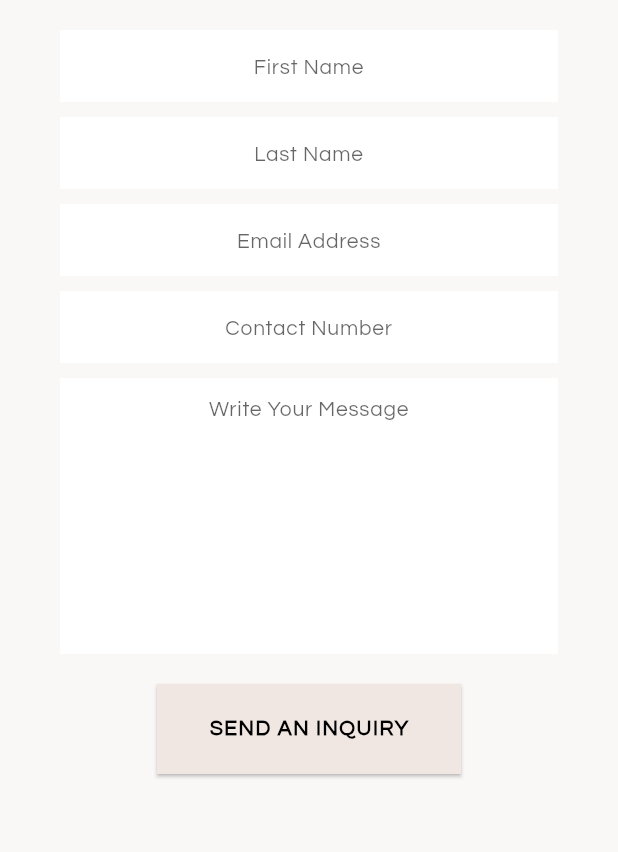
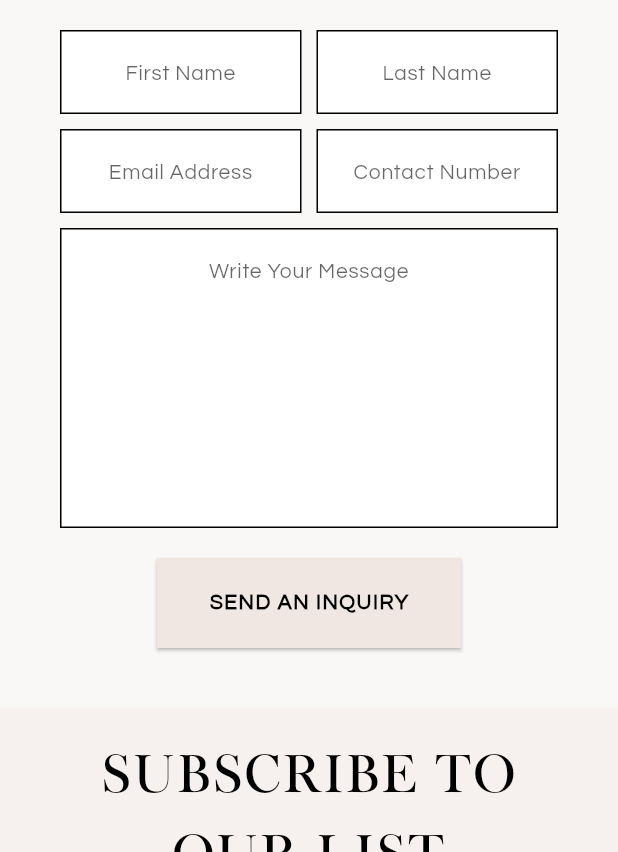
Before and after one commit to Makeup-Star-Studio/frontend, a Flutter app: the ContactPage screen opened by its route, scrolled down 1152 dp, on a phone screen of 412 x 824 dp, the part 384-1236 px from its top. Run offline on Flutter 3.47's test engine with Material 3 defaults, Android fonts, the phone set to English and light mode, and no system bars.

Commit message:
added contact front-end

```diff
--- a/lib/core/common/input_field.dart
+++ b/lib/core/common/input_field.dart
@@ -7,6 +7,8 @@
   final TextInputType keyboardType;
   final TextAlign textAlign;
   final int maxLines;
+  final InputBorder border;
+  final InputBorder focusBorder;
   final FormFieldValidator<String>? validator; // Make the validator optional
 
   const TextFormInputField({
@@ -16,6 +18,8 @@
     this.textAlign = TextAlign.center,
     this.keyboardType = TextInputType.text,
     this.maxLines = 1,
+    this.border = InputBorder.none,
+    this.focusBorder = InputBorder.none,
     this.validator, // Provide a default value of null
   });
 
@@ -36,7 +40,9 @@
             color: AppColorConstant.black.withOpacity(0.6),
             fontSize: 14.0,
           ),
-          border: InputBorder.none,
+          border: border,
+          focusedBorder: focusBorder,
+          focusColor: AppColorConstant.black,
         ),
         validator: validator, // Apply the validator conditionally
       ),
--- a/lib/features/contact/components/contact_us.dart
+++ b/lib/features/contact/components/contact_us.dart
@@ -29,8 +29,7 @@
     final screenSize = MediaQuery.of(context).size;
     return Container(
       width: double.infinity,
-      padding: EdgeInsets.only(
-          top: 20.0, bottom: 20.0),
+      padding: const EdgeInsets.only(top: 20.0, bottom: 20.0),
       child: Stack(
         children: [
           Column(
@@ -100,7 +99,11 @@
                   key: _contactFormKey,
                   child: Column(
                     children: [
-                      TextFormInputField(
+                      Row(
+                        mainAxisAlignment: MainAxisAlignment.spaceBetween,
+                        children: [
+                          Expanded(
+                            child: TextFormInputField(
                               controller: _firstNameController,
                               hintText: 'First Name',
                               validator: (value) {
@@ -109,14 +112,47 @@
                                 }
                                 return null;
                               },
+                              border: OutlineInputBorder(
+                                borderRadius: BorderRadius.circular(0.0),
+                                borderSide: const BorderSide(
+                                  width: 1.0,
                                 ),
-                      const SizedBox(height: 10.0),
-                      TextFormInputField(
+                              ),
+                              focusBorder: OutlineInputBorder(
+                                borderRadius: BorderRadius.circular(0.0),
+                                borderSide: const BorderSide(
+                                  width: 1.0,
+                                ),
+                              ),
+                            ),
+                          ),
+                          const SizedBox(width: 10.0),
+                          Expanded(
+                            child: TextFormInputField(
                               controller: _lastNameController,
                               hintText: 'Last Name',
+                              border: OutlineInputBorder(
+                                borderRadius: BorderRadius.circular(0.0),
+                                borderSide: const BorderSide(
+                                  width: 1.0,
                                 ),
+                              ),
+                              focusBorder: OutlineInputBorder(
+                                borderRadius: BorderRadius.circular(0.0),
+                                borderSide: const BorderSide(
+                                  width: 1.0,
+                                ),
+                              ),
+                            ),
+                          ),
+                        ],
+                      ),
+                      // const SizedBox(height: 10.0),
                       const SizedBox(height: 10.0),
-                      TextFormInputField(
+                      Row(
+                        children: [
+                          Expanded(
+                            child: TextFormInputField(
                               controller: _emailController,
                               hintText: 'Email Address',
                               validator: (value) {
@@ -126,13 +162,43 @@
                                 return null;
                               },
                               keyboardType: TextInputType.emailAddress,
+                              border: OutlineInputBorder(
+                                borderRadius: BorderRadius.circular(0.0),
+                                borderSide: const BorderSide(
+                                  width: 1.0,
                                 ),
-                      const SizedBox(height: 10.0),
-                      TextFormInputField(
+                              ),
+                              focusBorder: OutlineInputBorder(
+                                borderRadius: BorderRadius.circular(0.0),
+                                borderSide: const BorderSide(
+                                  width: 1.0,
+                                ),
+                              ),
+                            ),
+                          ),
+                          const SizedBox(width: 10.0),
+                          Expanded(
+                            child: TextFormInputField(
                               controller: _phoneController,
                               hintText: 'Contact Number',
                               keyboardType: TextInputType.phone,
+                              border: OutlineInputBorder(
+                                borderRadius: BorderRadius.circular(0.0),
+                                borderSide: const BorderSide(
+                                  width: 1.0,
                                 ),
+                              ),
+                              focusBorder: OutlineInputBorder(
+                                borderRadius: BorderRadius.circular(0.0),
+                                borderSide: const BorderSide(
+                                  width: 1.0,
+                                ),
+                              ),
+                            ),
+                          ),
+                        ],
+                      ),
+                      // const SizedBox(height: 10.0),
                       const SizedBox(height: 10.0),
                       TextFormInputField(
                         controller: _messageController,
@@ -144,6 +210,18 @@
                           }
                           return null;
                         },
+                        border: OutlineInputBorder(
+                          borderRadius: BorderRadius.circular(0.0),
+                          borderSide: const BorderSide(
+                            width: 1.0,
+                          ),
+                        ),
+                        focusBorder: OutlineInputBorder(
+                          borderRadius: BorderRadius.circular(0.0),
+                          borderSide: const BorderSide(
+                            width: 1.0,
+                          ),
+                        ),
                       ),
                       const SizedBox(height: 20.0),
                       ModifiedButton(
--- a/lib/features/contact/contact.dart
+++ b/lib/features/contact/contact.dart
@@ -36,7 +36,7 @@
       body: ListView(
         children: [
           const ContactUsSection(),
-          const SizedBox(height: 40.0),
+          const SizedBox(height: 20.0),
           Container(
               width: double.infinity,
               color: AppColorConstant.bgColor,
```
Lines whose indentation alone changed are shown as unchanged.
